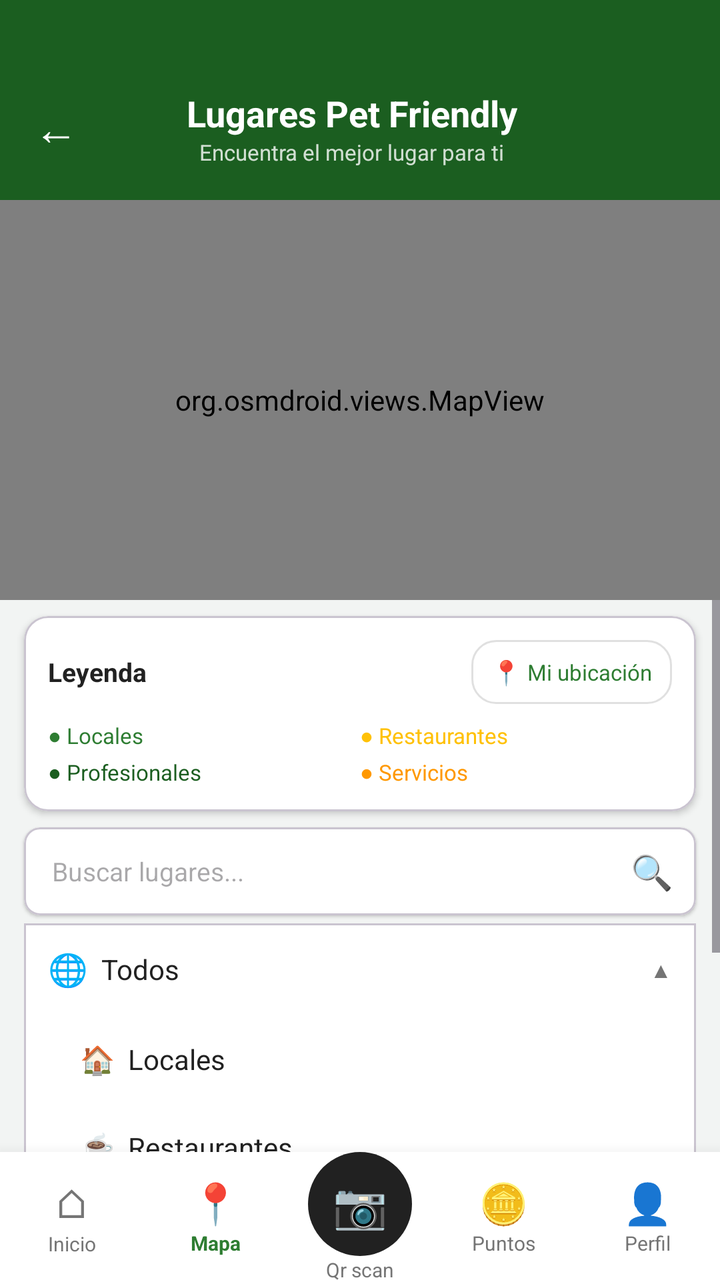
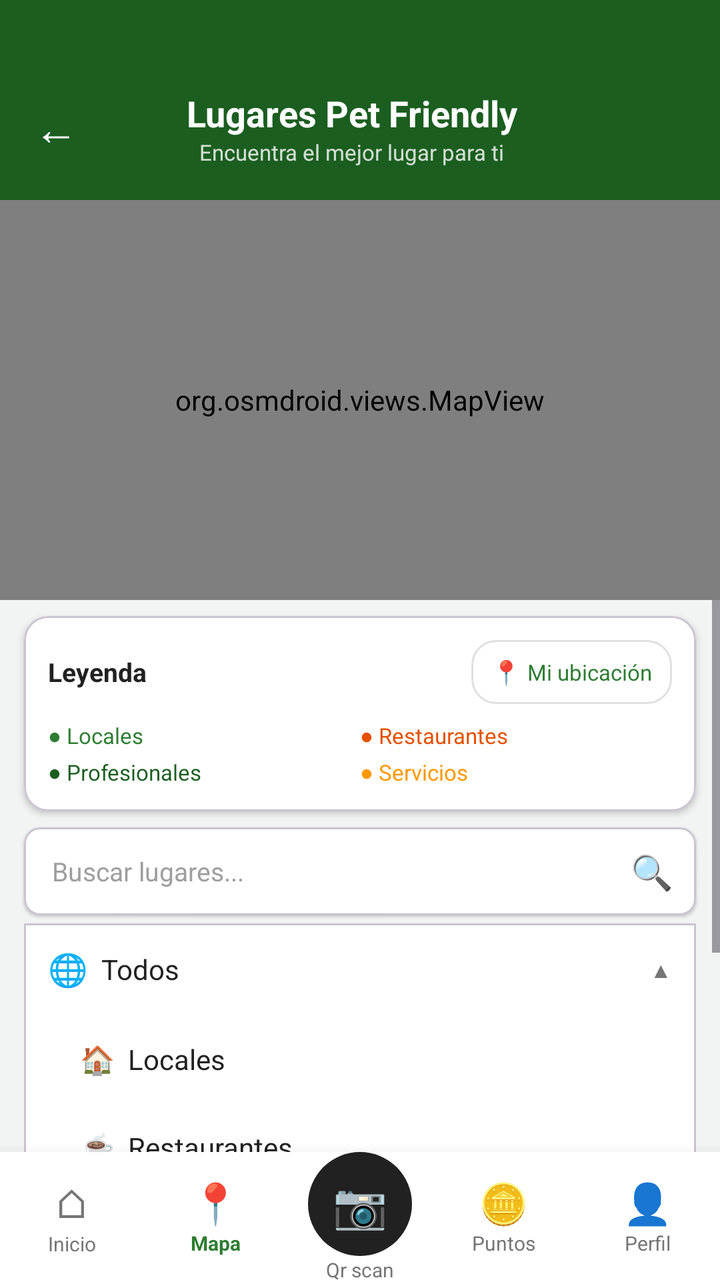

Screens rendered from an Android XML layout before and after an edit, with the pre-edit source and the edit as a unified diff.
<!-- AndroidManifest.xml: application theme Theme.Guander -->
<!-- res/layout/activity_map.xml -->
﻿<?xml version="1.0" encoding="utf-8"?>
<LinearLayout xmlns:android="http://schemas.android.com/apk/res/android"
    xmlns:app="http://schemas.android.com/apk/res-auto"
    android:layout_width="match_parent"
    android:layout_height="match_parent"
    android:orientation="vertical"
    android:background="@color/background_light">

    
    <LinearLayout
        android:layout_width="match_parent"
        android:layout_height="wrap_content"
        android:background="@color/green_header"
        android:orientation="horizontal"
        android:paddingTop="44dp"
        android:paddingBottom="16dp"
        android:paddingStart="8dp"
        android:paddingEnd="16dp"
        android:gravity="center_vertical">

        <TextView
            android:id="@+id/btn_back"
            android:layout_width="40dp"
            android:layout_height="40dp"
            android:text="←"
            android:textSize="22sp"
            android:textColor="@color/white"
            android:gravity="center"
            android:background="?attr/selectableItemBackgroundBorderless" />

        <LinearLayout
            android:layout_width="0dp"
            android:layout_height="wrap_content"
            android:layout_weight="1"
            android:orientation="vertical"
            android:gravity="center">

            <TextView
                android:layout_width="wrap_content"
                android:layout_height="wrap_content"
                android:text="Lugares Pet Friendly"
                android:textSize="18sp"
                android:textColor="@color/white"
                android:textStyle="bold" />

            <TextView
                android:layout_width="wrap_content"
                android:layout_height="wrap_content"
                android:text="Encuentra el mejor lugar para ti"
                android:textSize="11sp"
                android:textColor="#CCFFFFFF" />
        </LinearLayout>

        <View android:layout_width="40dp" android:layout_height="40dp" />
    </LinearLayout>

    
    <org.osmdroid.views.MapView
        android:id="@+id/map_view"
        android:layout_width="match_parent"
        android:layout_height="200dp" />

    
    <ScrollView
        android:layout_width="match_parent"
        android:layout_height="0dp"
        android:layout_weight="1"
        android:fillViewport="true">

        <LinearLayout
            android:layout_width="match_parent"
            android:layout_height="wrap_content"
            android:orientation="vertical">

            
            <com.google.android.material.card.MaterialCardView
                android:layout_width="match_parent"
                android:layout_height="wrap_content"
                android:layout_marginStart="12dp"
                android:layout_marginEnd="12dp"
                android:layout_marginTop="8dp"
                app:cardCornerRadius="12dp"
                app:cardElevation="2dp"
                app:cardBackgroundColor="@color/white">

                <LinearLayout
                    android:layout_width="match_parent"
                    android:layout_height="wrap_content"
                    android:orientation="vertical"
                    android:padding="12dp">

                    
                    <LinearLayout
                        android:layout_width="match_parent"
                        android:layout_height="wrap_content"
                        android:orientation="horizontal"
                        android:gravity="center_vertical"
                        android:layout_marginBottom="8dp">

                        <TextView
                            android:layout_width="0dp"
                            android:layout_height="wrap_content"
                            android:layout_weight="1"
                            android:text="Leyenda"
                            android:textSize="13sp"
                            android:textStyle="bold"
                            android:textColor="#212121" />

                        <LinearLayout
                            android:id="@+id/btn_my_location"
                            android:layout_width="wrap_content"
                            android:layout_height="32dp"
                            android:orientation="horizontal"
                            android:gravity="center"
                            android:paddingStart="10dp"
                            android:paddingEnd="10dp"
                            android:background="@drawable/shape_card_outline"
                            android:clickable="true"
                            android:focusable="true">

                            <TextView
                                android:layout_width="wrap_content"
                                android:layout_height="wrap_content"
                                android:text="📍 "
                                android:textSize="12sp" />

                            <TextView
                                android:layout_width="wrap_content"
                                android:layout_height="wrap_content"
                                android:text="Mi ubicación"
                                android:textSize="11sp"
                                android:textColor="@color/green_primary" />
                        </LinearLayout>
                    </LinearLayout>

                    
                    <LinearLayout
                        android:layout_width="match_parent"
                        android:layout_height="wrap_content"
                        android:orientation="horizontal">

                        <LinearLayout
                            android:layout_width="0dp"
                            android:layout_height="wrap_content"
                            android:layout_weight="1"
                            android:orientation="vertical">

                            <TextView
                                android:layout_width="wrap_content"
                                android:layout_height="wrap_content"
                                android:text="● Locales"
                                android:textSize="11sp"
                                android:textColor="@color/green_primary"
                                android:layout_marginBottom="3dp" />

                            <TextView
                                android:layout_width="wrap_content"
                                android:layout_height="wrap_content"
                                android:text="● Profesionales"
                                android:textSize="11sp"
                                android:textColor="@color/green_header" />
                        </LinearLayout>

                        <LinearLayout
                            android:layout_width="0dp"
                            android:layout_height="wrap_content"
                            android:layout_weight="1"
                            android:orientation="vertical">

                            <TextView
                                android:layout_width="wrap_content"
                                android:layout_height="wrap_content"
                                android:text="● Restaurantes"
                                android:textSize="11sp"
                                android:textColor="@color/yellow_accent"
                                android:layout_marginBottom="3dp" />

                            <TextView
                                android:layout_width="wrap_content"
                                android:layout_height="wrap_content"
                                android:text="● Servicios"
                                android:textSize="11sp"
                                android:textColor="#FF9800" />
                        </LinearLayout>
                    </LinearLayout>
                </LinearLayout>
            </com.google.android.material.card.MaterialCardView>

            
            <com.google.android.material.card.MaterialCardView
                android:layout_width="match_parent"
                android:layout_height="wrap_content"
                android:layout_marginStart="12dp"
                android:layout_marginEnd="12dp"
                android:layout_marginTop="8dp"
                app:cardCornerRadius="8dp"
                app:cardElevation="1dp"
                app:cardBackgroundColor="@color/white">

                <LinearLayout
                    android:layout_width="match_parent"
                    android:layout_height="44dp"
                    android:orientation="horizontal"
                    android:gravity="center_vertical">

                    <EditText
                        android:id="@+id/et_search"
                        android:layout_width="0dp"
                        android:layout_height="match_parent"
                        android:layout_weight="1"
                        android:background="@null"
                        android:hint="Buscar lugares..."
                        android:paddingStart="14dp"
                        android:imeOptions="actionSearch"
                        android:inputType="text"
                        android:textSize="13sp" />

                    <TextView
                        android:layout_width="44dp"
                        android:layout_height="match_parent"
                        android:text="🔍"
                        android:textSize="17sp"
                        android:gravity="center" />
                </LinearLayout>
            </com.google.android.material.card.MaterialCardView>

            
            <com.google.android.material.card.MaterialCardView
                android:layout_width="match_parent"
                android:layout_height="wrap_content"
                android:layout_marginStart="12dp"
                android:layout_marginEnd="12dp"
                android:layout_marginTop="4dp"
                app:cardCornerRadius="0dp"
                app:cardElevation="0dp"
                app:cardBackgroundColor="@color/white">

                <LinearLayout
                    android:layout_width="match_parent"
                    android:layout_height="wrap_content"
                    android:orientation="vertical">

                    
                    <LinearLayout
                        android:id="@+id/filter_todos"
                        android:layout_width="match_parent"
                        android:layout_height="46dp"
                        android:orientation="horizontal"
                        android:gravity="center_vertical"
                        android:paddingStart="12dp"
                        android:paddingEnd="12dp"
                        android:background="?attr/selectableItemBackground">

                        <TextView
                            android:layout_width="wrap_content"
                            android:layout_height="wrap_content"
                            android:text="🌐"
                            android:textSize="16sp" />

                        <TextView
                            android:layout_width="0dp"
                            android:layout_height="wrap_content"
                            android:layout_weight="1"
                            android:text="  Todos"
                            android:textSize="14sp"
                            android:textColor="#212121" />

                        <TextView
                            android:id="@+id/tv_filter_chevron"
                            android:layout_width="wrap_content"
                            android:layout_height="wrap_content"
                            android:text="▲"
                            android:textSize="11sp"
                            android:textColor="@color/text_secondary" />
                    </LinearLayout>

                    
                    <LinearLayout
                        android:id="@+id/ll_sub_filters"
                        android:layout_width="match_parent"
                        android:layout_height="wrap_content"
                        android:orientation="vertical">

                        <LinearLayout
                            android:id="@+id/filter_locales"
                            android:layout_width="match_parent"
                            android:layout_height="44dp"
                            android:orientation="horizontal"
                            android:gravity="center_vertical"
                            android:paddingStart="28dp"
                            android:paddingEnd="12dp"
                            android:background="?attr/selectableItemBackground">

                            <TextView
                                android:layout_width="wrap_content"
                                android:layout_height="wrap_content"
                                android:text="🏠"
                                android:textSize="14sp" />

                            <TextView
                                android:id="@+id/tv_filter_locales"
                                android:layout_width="wrap_content"
                                android:layout_height="wrap_content"
                                android:text="  Locales"
                                android:textSize="14sp"
                                android:textColor="#212121" />
                        </LinearLayout>

                        <LinearLayout
                            android:id="@+id/filter_restaurantes"
                            android:layout_width="match_parent"
                            android:layout_height="44dp"
                            android:orientation="horizontal"
                            android:gravity="center_vertical"
                            android:paddingStart="28dp"
                            android:paddingEnd="12dp"
                            android:background="?attr/selectableItemBackground">

                            <TextView
                                android:layout_width="wrap_content"
                                android:layout_height="wrap_content"
                                android:text="☕"
                                android:textSize="14sp" />

                            <TextView
                                android:id="@+id/tv_filter_restaurantes"
                                android:layout_width="wrap_content"
                                android:layout_height="wrap_content"
                                android:text="  Restaurantes"
                                android:textSize="14sp"
                                android:textColor="#212121" />
                        </LinearLayout>

                        <LinearLayout
                            android:id="@+id/filter_profesionales"
                            android:layout_width="match_parent"
                            android:layout_height="44dp"
                            android:orientation="horizontal"
                            android:gravity="center_vertical"
                            android:paddingStart="28dp"
                            android:paddingEnd="12dp"
                            android:background="?attr/selectableItemBackground">

                            <TextView
                                android:layout_width="wrap_content"
                                android:layout_height="wrap_content"
                                android:text="👤"
                                android:textSize="14sp" />

                            <TextView
                                android:id="@+id/tv_filter_profesionales"
                                android:layout_width="wrap_content"
                                android:layout_height="wrap_content"
                                android:text="  Profesionales"
                                android:textSize="14sp"
                                android:textColor="#212121" />
                        </LinearLayout>

                        <LinearLayout
                            android:id="@+id/filter_servicios"
                            android:layout_width="match_parent"
                            android:layout_height="44dp"
                            android:orientation="horizontal"
                            android:gravity="center_vertical"
                            android:paddingStart="28dp"
                            android:paddingEnd="12dp"
                            android:background="?attr/selectableItemBackground">

                            <TextView
                                android:layout_width="wrap_content"
                                android:layout_height="wrap_content"
                                android:text="🔧"
                                android:textSize="14sp" />

                            <TextView
                                android:id="@+id/tv_filter_servicios"
                                android:layout_width="wrap_content"
                                android:layout_height="wrap_content"
                                android:text="  Servicios"
                                android:textSize="14sp"
                                android:textColor="#212121" />
                        </LinearLayout>
                    </LinearLayout>
                </LinearLayout>
            </com.google.android.material.card.MaterialCardView>

            
            <TextView
                android:layout_width="match_parent"
                android:layout_height="wrap_content"
                android:text="Cerca de ti"
                android:textSize="15sp"
                android:textStyle="bold"
                android:textColor="#212121"
                android:paddingStart="16dp"
                android:paddingEnd="16dp"
                android:paddingTop="12dp"
                android:paddingBottom="4dp" />

            <ProgressBar
                android:id="@+id/pb_map_loading"
                android:layout_width="wrap_content"
                android:layout_height="wrap_content"
                android:layout_gravity="center_horizontal"
                android:visibility="gone" />

            <LinearLayout
                android:id="@+id/ll_places"
                android:layout_width="match_parent"
                android:layout_height="wrap_content"
                android:orientation="vertical"
                android:paddingStart="12dp"
                android:paddingEnd="12dp"
                android:paddingBottom="12dp" />

        </LinearLayout>
    </ScrollView>

    
    <LinearLayout
        android:layout_width="match_parent"
        android:layout_height="64dp"
        android:background="@color/white"
        android:orientation="horizontal"
        android:elevation="12dp">

        <LinearLayout
            android:id="@+id/nav_inicio"
            android:layout_width="0dp"
            android:layout_height="match_parent"
            android:layout_weight="1"
            android:orientation="vertical"
            android:gravity="center"
            android:background="?attr/selectableItemBackground">
            <TextView
                android:layout_width="wrap_content"
                android:layout_height="wrap_content"
                android:text="⌂"
                android:textSize="20sp"
                android:textColor="@color/text_secondary" />
            <TextView
                android:layout_width="wrap_content"
                android:layout_height="wrap_content"
                android:text="Inicio"
                android:textSize="10sp"
                android:textColor="@color/text_secondary" />
        </LinearLayout>

        
        <LinearLayout
            android:id="@+id/nav_mapa"
            android:layout_width="0dp"
            android:layout_height="match_parent"
            android:layout_weight="1"
            android:orientation="vertical"
            android:gravity="center"
            android:background="?attr/selectableItemBackground">
            <TextView
                android:layout_width="wrap_content"
                android:layout_height="wrap_content"
                android:text="📍"
                android:textSize="20sp"
                android:textColor="@color/green_primary" />
            <TextView
                android:layout_width="wrap_content"
                android:layout_height="wrap_content"
                android:text="Mapa"
                android:textSize="10sp"
                android:textStyle="bold"
                android:textColor="@color/green_primary" />
        </LinearLayout>

        <LinearLayout
            android:id="@+id/nav_qr"
            android:layout_width="0dp"
            android:layout_height="match_parent"
            android:layout_weight="1"
            android:orientation="vertical"
            android:gravity="center"
            android:background="?attr/selectableItemBackground">
            <TextView
                android:layout_width="52dp"
                android:layout_height="52dp"
                android:gravity="center"
                android:text="📷"
                android:textSize="22sp"
                android:background="@drawable/shape_qr_button" />
            <TextView
                android:layout_width="wrap_content"
                android:layout_height="wrap_content"
                android:text="Qr scan"
                android:textSize="10sp"
                android:textColor="@color/text_secondary" />
        </LinearLayout>

        <LinearLayout
            android:id="@+id/nav_puntos"
            android:layout_width="0dp"
            android:layout_height="match_parent"
            android:layout_weight="1"
            android:orientation="vertical"
            android:gravity="center"
            android:background="?attr/selectableItemBackground">
            <TextView
                android:layout_width="wrap_content"
                android:layout_height="wrap_content"
                android:text="🪙"
                android:textSize="20sp"
                android:textColor="@color/text_secondary" />
            <TextView
                android:layout_width="wrap_content"
                android:layout_height="wrap_content"
                android:text="Puntos"
                android:textSize="10sp"
                android:textColor="@color/text_secondary" />
        </LinearLayout>

        <LinearLayout
            android:id="@+id/nav_perfil"
            android:layout_width="0dp"
            android:layout_height="match_parent"
            android:layout_weight="1"
            android:orientation="vertical"
            android:gravity="center"
            android:background="?attr/selectableItemBackground">
            <TextView
                android:layout_width="wrap_content"
                android:layout_height="wrap_content"
                android:text="👤"
                android:textSize="20sp"
                android:textColor="@color/text_secondary" />
            <TextView
                android:layout_width="wrap_content"
                android:layout_height="wrap_content"
                android:text="Perfil"
                android:textSize="10sp"
                android:textColor="@color/text_secondary" />
        </LinearLayout>
    </LinearLayout>

</LinearLayout>
<!-- resources referenced by this layout -->
<resources>
  <color name="background_light">#F2F4F3</color>
  <color name="green_header">#1B5E20</color>
  <color name="green_primary">#2E7D32</color>
  <color name="text_secondary">#757575</color>
  <color name="white">#FFFFFFFF</color>
  <color name="yellow_accent">#FFC107</color>
  <!-- drawable shape_card_outline (drawable) -->
  ﻿<?xml version="1.0" encoding="utf-8"?>
  <shape xmlns:android="http://schemas.android.com/apk/res/android"
      android:shape="rectangle">
      <solid android:color="@color/white" />
      <corners android:radius="12dp" />
      <stroke android:color="#E0E0E0" android:width="1dp" />
  </shape>
  <!-- drawable shape_qr_button (drawable) -->
  ﻿<?xml version="1.0" encoding="utf-8"?>
  <shape xmlns:android="http://schemas.android.com/apk/res/android"
      android:shape="oval">
      <solid android:color="#212121" />
  </shape>
  <style name="Theme.Guander" parent="Base.Theme.Guander" />
  <style name="Base.Theme.Guander" parent="Theme.Material3.DayNight.NoActionBar">
          
          
      </style>
</resources>

<!-- the commit's change to res/layout/activity_map.xml (unified diff, before → after) -->
@@ -172,7 +172,7 @@
                                 android:layout_height="wrap_content"
                                 android:text="● Restaurantes"
                                 android:textSize="11sp"
-                                android:textColor="@color/yellow_accent"
+                                android:textColor="#E65100"
                                 android:layout_marginBottom="3dp" />
 
                             <TextView
@@ -210,6 +210,8 @@
                         android:layout_weight="1"
                         android:background="@null"
                         android:hint="Buscar lugares..."
+                        android:textColorHint="#9E9E9E"
+                        android:textColor="#212121"
                         android:paddingStart="14dp"
                         android:imeOptions="actionSearch"
                         android:inputType="text"
<!-- resource entries referenced after the edit -->
@@ -5,7 +5,6 @@
   <color name="green_primary">#2E7D32</color>
   <color name="text_secondary">#757575</color>
   <color name="white">#FFFFFFFF</color>
-  <color name="yellow_accent">#FFC107</color>
   <!-- drawable shape_card_outline (drawable) -->
   ﻿<?xml version="1.0" encoding="utf-8"?>
   <shape xmlns:android="http://schemas.android.com/apk/res/android"
